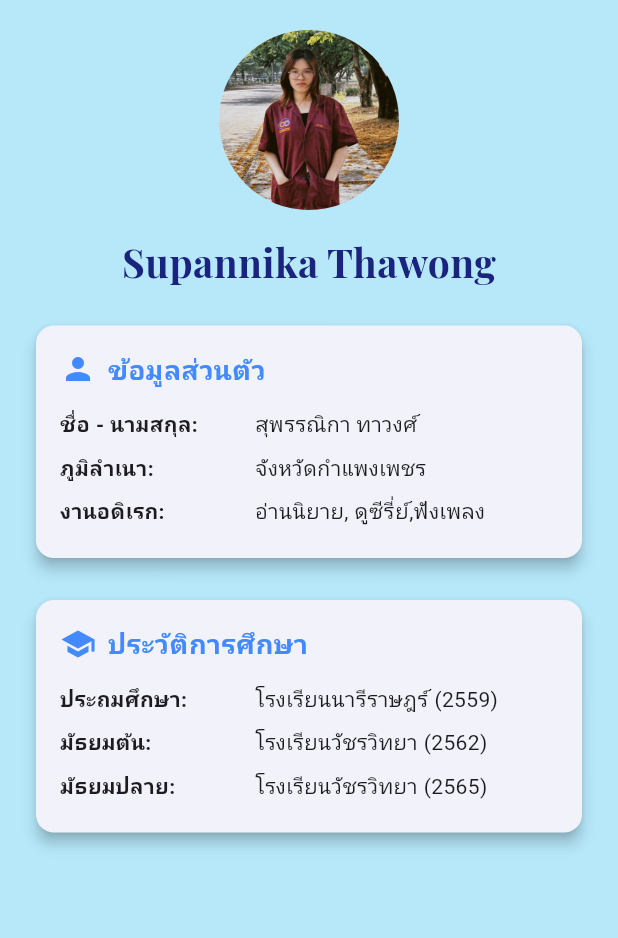
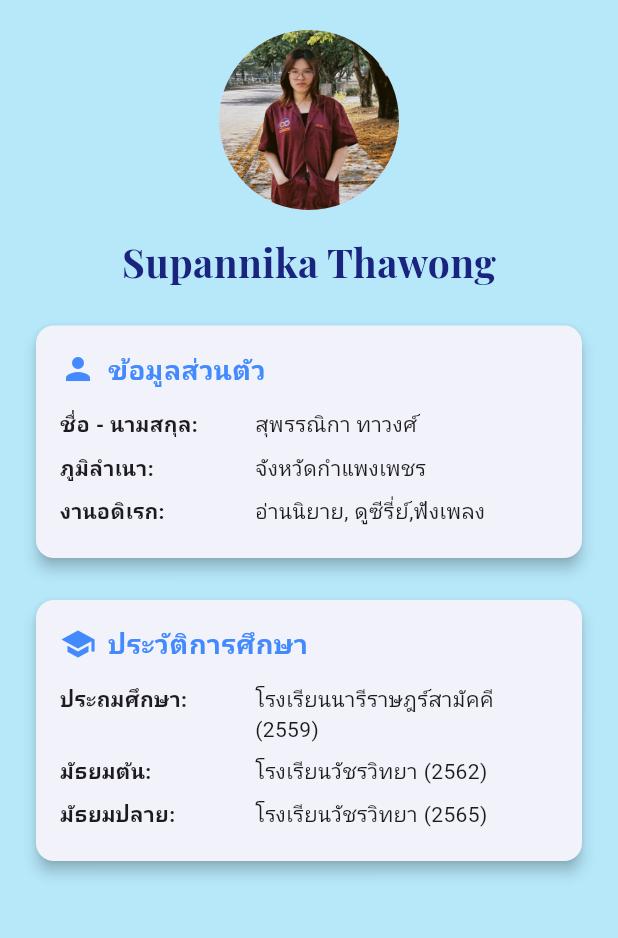
Before and after one commit to supannikathawong/my_resume, a Flutter app: the screen it shows after launch, on a phone screen of 412 x 824 dp, the part 84-1022 px from its top. Run offline on Flutter 3.47's test engine with Material 3 defaults, Android fonts, the phone set to English and light mode, and no system bars; our stand-ins replace google_fonts; Roboto replaces fonts that are missing (Prompt).

Commit message:
first commit

```diff
--- a/my_resume/lib/main.dart
+++ b/my_resume/lib/main.dart
@@ -92,7 +92,10 @@ class MyHomePage extends StatelessWidget {
                   children: [
                     sectionTitle(Icons.school, 'ประวัติการศึกษา'),
                     const SizedBox(height: 10),
-                    buildInfoRow('ประถมศึกษา:', 'โรงเรียนนารีราษฎร์ (2559)'),
+                    buildInfoRow(
+                      'ประถมศึกษา:',
+                      'โรงเรียนนารีราษฎร์สามัคคี (2559)',
+                    ),
                     buildInfoRow('มัธยมต้น:', 'โรงเรียนวัชรวิทยา (2562)'),
                     buildInfoRow('มัธยมปลาย:', 'โรงเรียนวัชรวิทยา (2565)'),
                   ],
```
